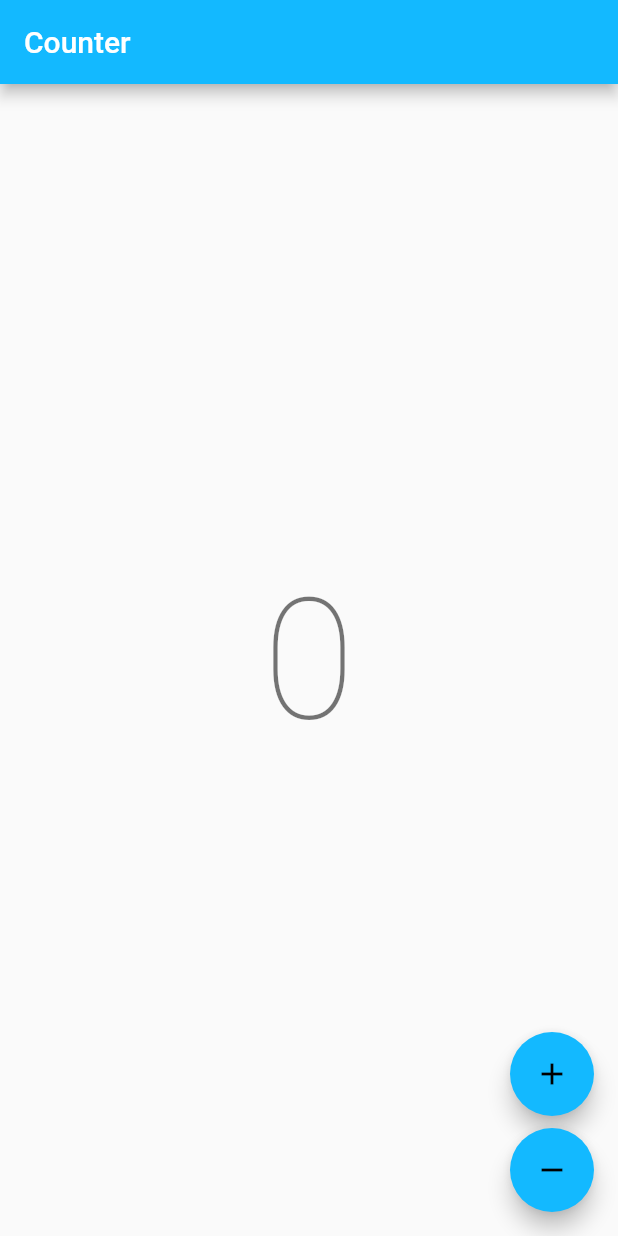
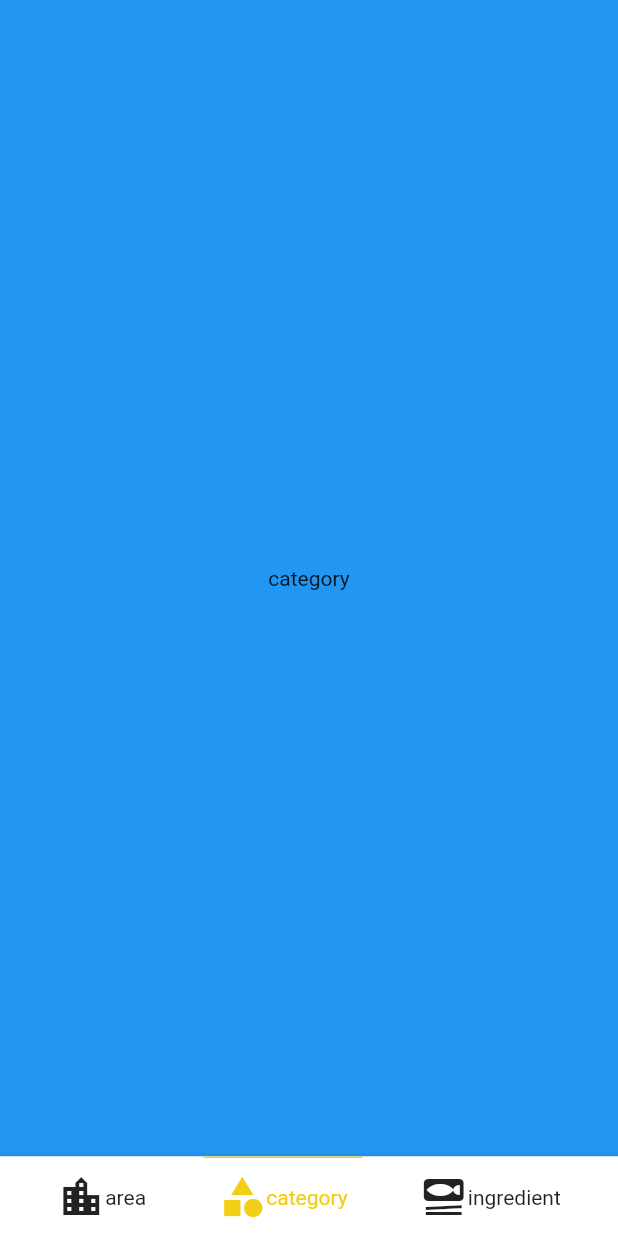
Before and after one commit to digitaljoni/seefood, a Flutter app: the screen it shows after launch, on a phone screen of 412 x 824 dp. Run offline on Flutter 3.47's test engine with Material 2 defaults, Android fonts, the phone set to English and light mode, and no system bars; our stand-ins replace bloc, dio, equatable, flutter_bloc; generated files the repository leaves out were written again.

Commit message:
add homepage + filterTypes

```diff
--- a/lib/app/view/app.dart
+++ b/lib/app/view/app.dart
@@ -1,6 +1,6 @@
 import 'package:flutter/material.dart';
 import 'package:flutter_localizations/flutter_localizations.dart';
-import 'package:seefood/counter/counter.dart';
+import 'package:seefood/home/home.dart';
 import 'package:seefood/l10n/l10n.dart';
 
 class App extends StatelessWidget {
@@ -20,7 +20,7 @@ class App extends StatelessWidget {
         GlobalMaterialLocalizations.delegate,
       ],
       supportedLocales: AppLocalizations.supportedLocales,
-      home: const CounterPage(),
+      home: const HomePage(),
     );
   }
 }
--- /dev/null
+++ b/lib/config/app_theme.dart
@@ -0,0 +1,41 @@
+import 'package:flutter/material.dart';
+
+class AppTheme {
+  static const mobileBackgroundColor = Color.fromRGBO(14, 19, 36, 1);
+
+  static const primaryColor = Color.fromRGBO(236, 155, 62, 1);
+  static const secondaryColor = Color.fromRGBO(242, 207, 22, 1);
+  static const textColors = Colors.white;
+
+  static const bottomAppBarColor = Color.fromRGBO(1, 5, 16, 1);
+
+  static const tagColor = Color.fromRGBO(236, 155, 62, 0.2);
+
+  static final defaultThemeData = ThemeData.dark().copyWith(
+    scaffoldBackgroundColor: mobileBackgroundColor,
+    primaryColor: primaryColor,
+    textTheme: const TextTheme(
+      bodyText1: TextStyle(
+        fontSize: 13,
+        height: 18 / 13,
+      ),
+      bodyText2: TextStyle(
+        fontSize: 11,
+        height: 13 / 11,
+      ),
+      headline1: TextStyle(
+        fontSize: 22,
+        fontWeight: FontWeight.w600,
+      ),
+      headline2: TextStyle(
+        fontSize: 15,
+        fontWeight: FontWeight.w600,
+        height: 20 / 15,
+      ),
+      subtitle1: TextStyle(
+        fontSize: 12,
+        height: 16 / 12,
+      ),
+    ),
+  );
+}
--- /dev/null
+++ b/lib/config/config.dart
@@ -0,0 +1 @@
+export 'app_theme.dart';
--- a/lib/counter/counter.dart
+++ /dev/null
@@ -1,2 +0,0 @@
-export 'cubit/counter_cubit.dart';
-export 'view/counter_page.dart';
--- a/lib/counter/cubit/counter_cubit.dart
+++ /dev/null
@@ -1,8 +0,0 @@
-import 'package:bloc/bloc.dart';
-
-class CounterCubit extends Cubit<int> {
-  CounterCubit() : super(0);
-
-  void increment() => emit(state + 1);
-  void decrement() => emit(state - 1);
-}
--- a/lib/counter/view/counter_page.dart
+++ /dev/null
@@ -1,55 +0,0 @@
-import 'package:flutter/material.dart';
-import 'package:flutter_bloc/flutter_bloc.dart';
-import 'package:seefood/counter/counter.dart';
-import 'package:seefood/l10n/l10n.dart';
-
-class CounterPage extends StatelessWidget {
-  const CounterPage({super.key});
-
-  @override
-  Widget build(BuildContext context) {
-    return BlocProvider(
-      create: (_) => CounterCubit(),
-      child: const CounterView(),
-    );
-  }
-}
-
-class CounterView extends StatelessWidget {
-  const CounterView({super.key});
-
-  @override
-  Widget build(BuildContext context) {
-    final l10n = context.l10n;
-    return Scaffold(
-      appBar: AppBar(title: Text(l10n.counterAppBarTitle)),
-      body: const Center(child: CounterText()),
-      floatingActionButton: Column(
-        mainAxisAlignment: MainAxisAlignment.end,
-        crossAxisAlignment: CrossAxisAlignment.end,
-        children: [
-          FloatingActionButton(
-            onPressed: () => context.read<CounterCubit>().increment(),
-            child: const Icon(Icons.add),
-          ),
-          const SizedBox(height: 8),
-          FloatingActionButton(
-            onPressed: () => context.read<CounterCubit>().decrement(),
-            child: const Icon(Icons.remove),
-          ),
-        ],
-      ),
-    );
-  }
-}
-
-class CounterText extends StatelessWidget {
-  const CounterText({super.key});
-
-  @override
-  Widget build(BuildContext context) {
-    final theme = Theme.of(context);
-    final count = context.select((CounterCubit cubit) => cubit.state);
-    return Text('$count', style: theme.textTheme.headline1);
-  }
-}
--- /dev/null
+++ b/lib/home/cubit/cubit.dart
@@ -0,0 +1,2 @@
+export 'package:flutter_bloc/flutter_bloc.dart';
+export 'home_cubit.dart';
--- /dev/null
+++ b/lib/home/cubit/home_cubit.dart
@@ -0,0 +1,12 @@
+import 'package:bloc/bloc.dart';
+import 'package:equatable/equatable.dart';
+import 'package:recipe_api/recipe_api.dart';
+part 'home_state.dart';
+
+class HomeCubit extends Cubit<HomeState> {
+  HomeCubit() : super(const HomeState());
+
+  /// Set Filter Tab to display
+  void setFilter(FilterType filterType) =>
+      emit(HomeState(filterType: filterType));
+}
--- /dev/null
+++ b/lib/home/cubit/home_state.dart
@@ -0,0 +1,17 @@
+part of 'home_cubit.dart';
+
+/// {@template home}
+/// HomeState description
+/// {@endtemplate}
+class HomeState extends Equatable {
+  /// {@macro home}
+  const HomeState({
+    this.filterType = FilterType.category,
+  });
+
+  /// A description for customProperty
+  final FilterType filterType;
+
+  @override
+  List<Object> get props => [filterType];
+}
--- /dev/null
+++ b/lib/home/home.dart
@@ -0,0 +1,3 @@
+
+export 'view/home_page.dart';
+export 'widgets/widgets.dart';
--- /dev/null
+++ b/lib/home/view/home_page.dart
@@ -0,0 +1,96 @@
+import 'package:flutter/material.dart';
+import 'package:recipe_api/recipe_api.dart';
+import 'package:seefood/home/cubit/cubit.dart';
+import 'package:seefood/home/home.dart';
+
+/// {@template home_page}
+/// A description for HomePage
+/// {@endtemplate}
+class HomePage extends StatelessWidget {
+  /// {@macro home_page}
+  const HomePage({super.key});
+
+  /// The static route for HomePage
+  static Route<dynamic> route() {
+    return MaterialPageRoute<dynamic>(builder: (_) => const HomePage());
+  }
+
+  @override
+  Widget build(BuildContext context) {
+    return BlocProvider(
+      create: (context) => HomeCubit(),
+      child: const HomeView(),
+    );
+  }
+}
+
+/// {@template home_view}
+/// Displays the Body of HomeView
+/// {@endtemplate}
+class HomeView extends StatelessWidget {
+  /// {@macro home_view}
+  const HomeView({super.key});
+
+  @override
+  Widget build(BuildContext context) {
+    final selectedFilterType =
+        context.select((HomeCubit cubit) => cubit.state.filterType);
+
+    return Scaffold(
+      body: TestWidget(filterType: selectedFilterType),
+      bottomNavigationBar: BottomAppBar(
+        shape: const CircularNotchedRectangle(),
+        child: Row(
+          mainAxisAlignment: MainAxisAlignment.spaceEvenly,
+          children: [
+            HomeTabButton(
+              groupValue: selectedFilterType,
+              value: FilterType.area,
+              icon: Icons.location_city,
+              text: FilterType.area.name,
+            ),
+            HomeTabButton(
+              groupValue: selectedFilterType,
+              value: FilterType.category,
+              icon: Icons.category,
+              text: FilterType.category.name,
+            ),
+            HomeTabButton(
+              groupValue: selectedFilterType,
+              value: FilterType.ingredient,
+              icon: Icons.set_meal,
+              text: FilterType.ingredient.name,
+            ),
+          ],
+        ),
+      ),
+    );
+  }
+}
+
+class TestWidget extends StatelessWidget {
+  const TestWidget({
+    super.key,
+    required this.filterType,
+  });
+
+  final FilterType filterType;
+  static const colorMap = {
+    FilterType.area: Colors.red,
+    FilterType.category: Colors.blue,
+    FilterType.ingredient: Colors.orange,
+  };
+
+  @override
+  Widget build(BuildContext context) {
+    return Container(
+      width: double.infinity,
+      color: colorMap[filterType],
+      child: Center(
+        child: Text(
+          filterType.name,
+        ),
+      ),
+    );
+  }
+}
--- /dev/null
+++ b/lib/home/widgets/home_tab_button.dart
@@ -0,0 +1,53 @@
+import 'package:flutter/material.dart';
+import 'package:recipe_api/recipe_api.dart';
+import 'package:seefood/config/config.dart';
+import 'package:seefood/home/cubit/cubit.dart';
+
+class HomeTabButton extends StatelessWidget {
+  const HomeTabButton({
+    required this.groupValue,
+    required this.value,
+    required this.icon,
+    required this.text,
+    super.key,
+  });
+
+  final FilterType groupValue;
+  final FilterType value;
+  final IconData icon;
+  final String text;
+
+  @override
+  Widget build(BuildContext context) {
+    final menuColor = groupValue != value ? null : AppTheme.secondaryColor;
+
+    return GestureDetector(
+      onTap: () => context.read<HomeCubit>().setFilter(value),
+      child: Container(
+        padding: const EdgeInsets.all(10),
+        decoration: BoxDecoration(
+          border: Border(
+            top: BorderSide(
+              color: menuColor ?? Colors.transparent,
+            ),
+          ),
+        ),
+        child: Row(
+          children: [
+            Icon(
+              icon,
+              size: 32,
+              color: menuColor,
+            ),
+            Text(
+              text,
+              style: TextStyle(
+                color: menuColor,
+              ),
+            ),
+          ],
+        ),
+      ),
+    );
+  }
+}
--- /dev/null
+++ b/lib/home/widgets/widgets.dart
@@ -0,0 +1 @@
+export 'home_tab_button.dart';
```
